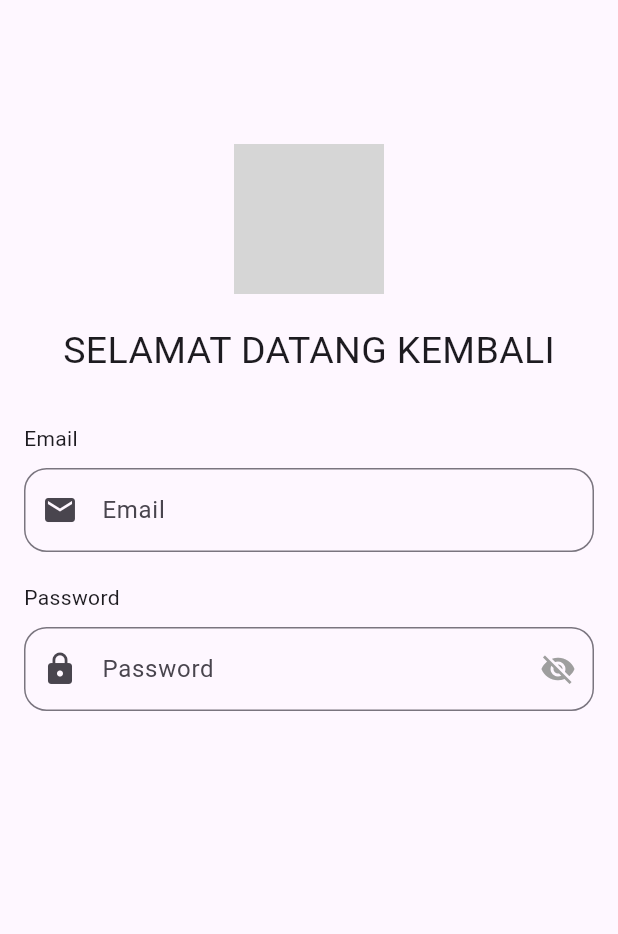
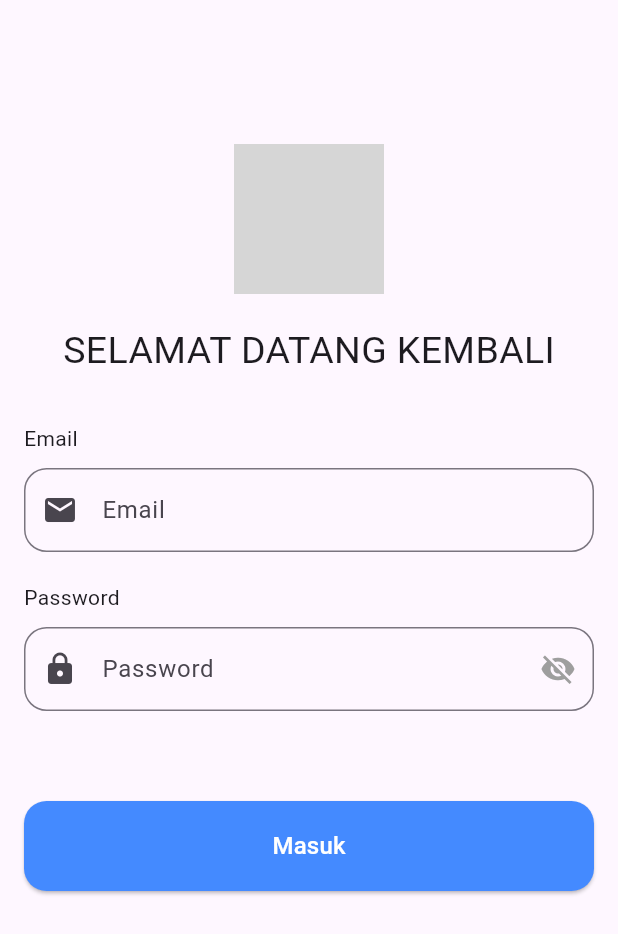
Before and after one commit to YusvanTriAtmojo/20220140082_UCP1Flutter, a Flutter app: the LoginPage screen opened directly, on a phone screen of 412 x 824 dp. Shown: the top 934 px of the screen. Run offline on Flutter 3.47's test engine with Material 3 defaults, Android fonts, the phone set to English and light mode, and no system bars; grey boxes are pictures that could not be loaded.

Commit message:
Menambahkan button masuk ke home

```diff
--- a/lib/login_page.dart
+++ b/lib/login_page.dart
@@ -1,4 +1,5 @@
 import 'package:flutter/material.dart';
+import 'package:ucp1/home_page.dart';
 
 class LoginPage extends StatefulWidget {
   const LoginPage({super.key});
@@ -113,6 +114,42 @@ class _LoginPageState extends State<LoginPage> {
                     return null;
                   },
                 ),
+                SizedBox(height: 60),
+                Center(
+                  child: Column(
+                    children: [
+                      ElevatedButton(
+                        onPressed: () {
+                          if (formKey.currentState!.validate()) {
+                            Navigator.push(
+                              context,
+                              MaterialPageRoute(
+                                builder:
+                                    (context) =>
+                                        HomePage(email: emailController.text),
+                              ),
+                            );
+                          }
+                        },
+                        style: ElevatedButton.styleFrom(
+                          minimumSize: Size(1000, 60),
+                          backgroundColor: Colors.blueAccent,
+                          padding: EdgeInsets.symmetric(
+                            horizontal: 24,
+                            vertical: 12,
+                          ),
+                          shape: RoundedRectangleBorder(
+                            borderRadius: BorderRadius.circular(15),
+                          ),
+                        ),
+                        child: Text(
+                          'Masuk',
+                          style: TextStyle(color: Colors.white, fontSize: 16),
+                        ),
+                      ),
+                    ],
+                  ),
+                ),
               ],
             ),
           ),
```
